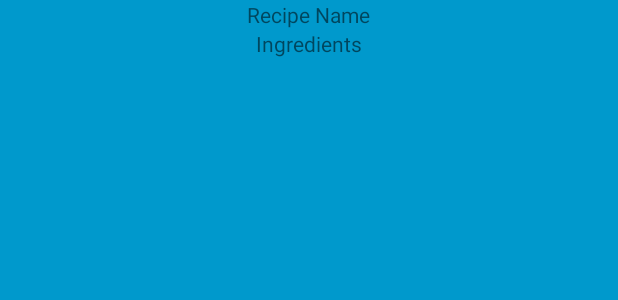
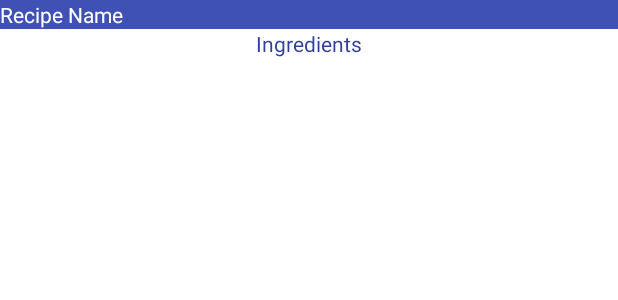
Before and after one commit to jay412/baking-time, an Android app: the layout baking_widget_provider.xml on its own in the app's theme, with its tools: preview values and no code run, on a phone screen of 412 x 824 dp. Shown: the top 300 px of the screen. Run offline under Robolectric (Android 15) with nearby library versions, the phone set to English and light mode, and no system bars.

```diff
--- a/BakingTime/app/src/main/java/com/herokuapp/jordan_chau/bakingtime/RecipeStepDetailActivity.java
+++ b/BakingTime/app/src/main/java/com/herokuapp/jordan_chau/bakingtime/RecipeStepDetailActivity.java
@@ -72,5 +72,6 @@ public class RecipeStepDetailActivity extends AppCompatActivity {
         super.onDestroy();
         //if(mExoPlayer != null)
             //releasePlayer();
+        //TODO change button highlight
     }
 }
--- a/BakingTime/app/src/main/res/layout/baking_widget_provider.xml
+++ b/BakingTime/app/src/main/res/layout/baking_widget_provider.xml
@@ -2,7 +2,7 @@
     android:layout_width="match_parent"
     android:layout_height="match_parent"
     xmlns:tools="http://schemas.android.com/tools"
-    android:background="#09C"
+    android:background="@android:color/white"
     android:orientation="vertical">
 
     <!-- <ImageView
@@ -13,9 +13,11 @@
         android:src="@drawable/ic_cupcake"/> -->
     <TextView
         android:id="@+id/tv_widget_recipe_name"
-        android:layout_width="wrap_content"
+        android:layout_width="match_parent"
         android:layout_height="wrap_content"
         android:layout_gravity="center"
+        android:textColor="@android:color/white"
+        android:background="@color/colorPrimary"
         tools:text="@string/name_placeholder"/>
 
     <TextView
@@ -23,6 +25,7 @@
         android:layout_width="wrap_content"
         android:layout_height="wrap_content"
         android:layout_gravity="center"
+        android:textColor="@color/colorPrimaryDark"
         tools:text="@string/ingredients"/>
 
 </LinearLayout>
--- a/BakingTime/app/src/main/res/xml/baking_widget_provider_info.xml
+++ b/BakingTime/app/src/main/res/xml/baking_widget_provider_info.xml
@@ -2,7 +2,7 @@
 <appwidget-provider xmlns:android="http://schemas.android.com/apk/res/android"
     android:initialKeyguardLayout="@layout/baking_widget_provider"
     android:initialLayout="@layout/baking_widget_provider"
-    android:minHeight="160dp"
+    android:minHeight="320dp"
     android:minWidth="160dp"
     android:previewImage="@drawable/ic_cupcake"
     android:resizeMode="horizontal|vertical"
```
Also changed, not shown: BakingTime/app/src/main/java/com/herokuapp/jordan_chau/bakingtime/widget/BakingWidgetConfigActivity.java (+29 -14 lines), BakingTime/app/src/main/java/com/herokuapp/jordan_chau/bakingtime/widget/BakingWidgetProvider.java (+16 -19 lines).
